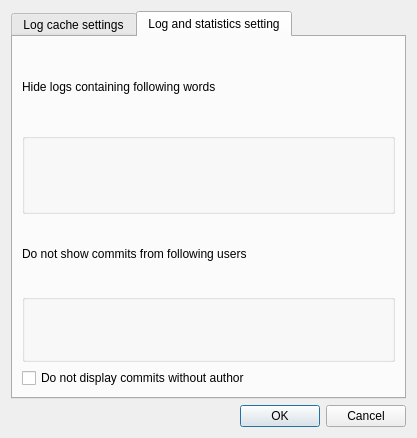
KDE/kdesvn, file src/svnfrontend/database/dbsettings.ui: the form before one commit.
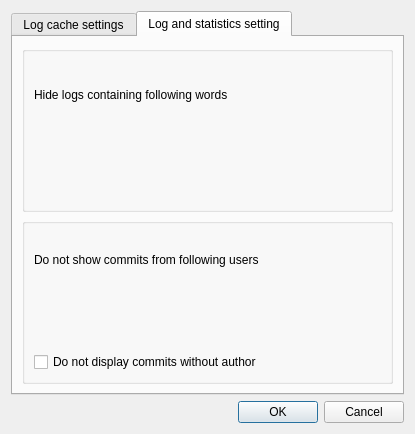
The form after the commit. The open tabs and pages were chosen to show the change. Custom widgets are drawn as their Qt base class.

Commit message: KEditListBox -> KEditListWidget

The edit to the form file:
```diff
--- a/src/svnfrontend/database/dbsettings.ui
+++ b/src/svnfrontend/database/dbsettings.ui
@@ -6,8 +6,8 @@
    <rect>
     <x>0</x>
     <y>0</y>
-    <width>417</width>
-    <height>438</height>
+    <width>415</width>
+    <height>434</height>
    </rect>
   </property>
   <layout class="QVBoxLayout" name="verticalLayout_3">
@@ -20,7 +20,7 @@
       <attribute name="title">
        <string>Log cache settings</string>
       </attribute>
-      <layout class="QVBoxLayout" name="verticalLayout">
+      <layout class="QVBoxLayout" name="verticalLayout_4">
        <item>
         <widget class="QCheckBox" name="dbcfg_noCacheUpdate">
          <property name="text">
@@ -29,22 +29,27 @@
         </widget>
        </item>
        <item>
-        <layout class="QGridLayout" name="gridLayout">
-         <item row="0" column="0">
-          <widget class="QLabel" name="m_exclude_label">
+        <widget class="QGroupBox" name="groupBox">
+         <property name="title">
+          <string/>
+         </property>
+         <layout class="QVBoxLayout" name="verticalLayout">
+          <item>
+           <widget class="QLabel" name="label_3">
            <property name="text">
             <string>Prefixes to filter out in revision tree</string>
            </property>
           </widget>
          </item>
-         <item row="1" column="0">
-          <widget class="KEditListBox" name="dbcfg_exclude_box">
+          <item>
+           <widget class="KEditListWidget" name="dbcfg_exclude_box">
            <property name="buttons">
-            <set>KEditListBox::Add|KEditListBox::Remove</set>
+             <set>KEditListWidget::Add|KEditListWidget::Remove</set>
            </property>
           </widget>
          </item>
         </layout>
+        </widget>
        </item>
       </layout>
      </widget>
@@ -54,46 +59,57 @@
       </attribute>
       <layout class="QVBoxLayout" name="verticalLayout_2">
        <item>
-        <layout class="QGridLayout" name="gridLayout_2">
-         <item row="0" column="0">
-          <widget class="QLabel" name="m_logpattern_label">
+        <widget class="QGroupBox" name="groupBox_3">
+         <property name="title">
+          <string/>
+         </property>
+         <layout class="QVBoxLayout" name="verticalLayout_5">
+          <item>
+           <widget class="QLabel" name="label">
            <property name="text">
             <string>Hide logs containing following words</string>
            </property>
           </widget>
          </item>
-         <item row="1" column="0">
-          <widget class="KEditListBox" name="dbcfg_exclude_log_pattern">
+          <item>
+           <widget class="KEditListWidget" name="dbcfg_exclude_log_pattern">
            <property name="toolTip">
             <string>This is a list which words/substrings a log entry must contain so it will be hidden from log and statistics</string>
            </property>
            <property name="buttons">
-            <set>KEditListBox::Add|KEditListBox::Remove</set>
+             <set>KEditListWidget::Add|KEditListWidget::Remove</set>
            </property>
           </widget>
          </item>
         </layout>
-       </item>
-       <item>
-        <layout class="QGridLayout" name="gridLayout_3">
-         <item row="2" column="0">
-          <widget class="KEditListBox" name="dbcfg_exclude_userslog">
-           <property name="toolTip">
-            <string>Do not display commits of listed users in log window and statistics view</string>
-           </property>
-           <property name="buttons">
-            <set>KEditListBox::Add|KEditListBox::Remove</set>
-           </property>
-          </widget>
-         </item>
-         <item row="1" column="0">
-          <widget class="QLabel" name="m_hideuser_label">
+         <zorder>dbcfg_exclude_log_pattern</zorder>
+         <zorder>label</zorder>
+        </widget>
+       </item>
+       <item>
+        <widget class="QGroupBox" name="groupBox_2">
+         <property name="title">
+          <string/>
+         </property>
+         <layout class="QVBoxLayout" name="verticalLayout_3">
+          <item>
+           <widget class="QLabel" name="label_2">
            <property name="text">
             <string>Do not show commits from following users</string>
            </property>
           </widget>
          </item>
-         <item row="3" column="0">
+          <item>
+           <widget class="KEditListWidget" name="dbcfg_exclude_userslog">
+            <property name="toolTip">
+             <string>Do not display commits of listed users in log window and statistics view</string>
+            </property>
+            <property name="buttons">
+             <set>KEditListWidget::Add|KEditListWidget::Remove</set>
+            </property>
+           </widget>
+          </item>
+          <item>
           <widget class="QCheckBox" name="dbcfg_filter_empty_author">
            <property name="text">
             <string>Do not display commits without author</string>
@@ -101,6 +117,7 @@
           </widget>
          </item>
         </layout>
+        </widget>
        </item>
       </layout>
      </widget>
@@ -117,9 +134,9 @@
  </widget>
  <customwidgets>
   <customwidget>
-   <class>KEditListBox</class>
-   <extends>QGroupBox</extends>
-   <header>keditlistbox.h</header>
+   <class>KEditListWidget</class>
+   <extends>QWidget</extends>
+   <header>keditlistwidget.h</header>
   </customwidget>
  </customwidgets>
  <resources/>
```
Lines whose indentation alone changed are shown as unchanged. The commit also changes 3 other files.
